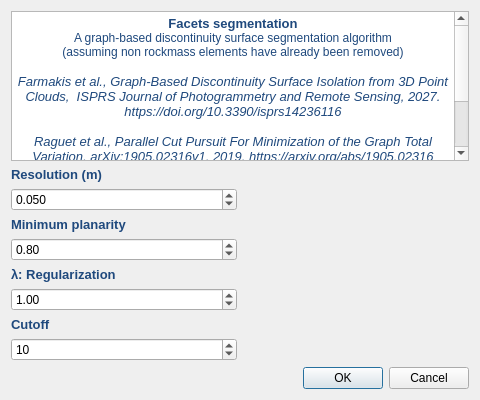
Qt form ui/qGAEDialog.ui (farmakis/qGAE) before a commit.
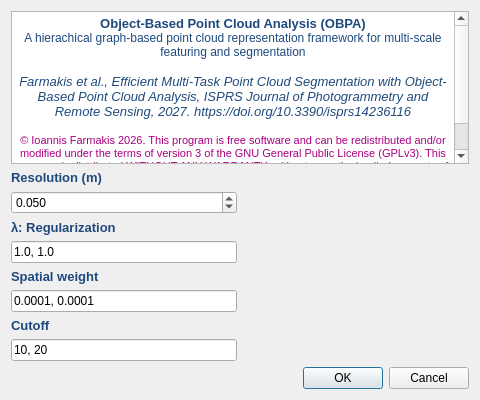
The same form after that commit. Icons and pictures are not drawn.

Commit message: update UI (support 2 levels)

What changed in the file:
```diff
--- a/ui/qGAEDialog.ui
+++ b/ui/qGAEDialog.ui
@@ -28,13 +28,10 @@
 &lt;html&gt;&lt;head&gt;&lt;meta name=&quot;qrichtext&quot; content=&quot;1&quot; /&gt;&lt;style type=&quot;text/css&quot;&gt;
 p, li { white-space: pre-wrap; }
 &lt;/style&gt;&lt;/head&gt;&lt;body style=&quot; font-family:'MS Shell Dlg 2'; font-size:8.25pt; font-weight:400; font-style:normal;&quot;&gt;
-&lt;p align=&quot;center&quot; style=&quot; margin-top:0px; margin-bottom:0px; margin-left:0px; margin-right:0px; -qt-block-indent:0; text-indent:0px; background-color:#ffffff;&quot;&gt;&lt;span style=&quot; font-family:'Calibri,sans-serif'; font-size:10pt; font-weight:600; color:#1f497d;&quot;&gt;Facets segmentation&lt;/span&gt;&lt;/p&gt;
-&lt;p align=&quot;center&quot; style=&quot; margin-top:0px; margin-bottom:0px; margin-left:0px; margin-right:0px; -qt-block-indent:0; text-indent:0px; background-color:#ffffff;&quot;&gt;&lt;span style=&quot; font-family:'Calibri,sans-serif'; font-size:9pt; font-weight:300; color:#1f497d;&quot;&gt;A graph-based discontinuity surface segmentation algorithm&lt;/span&gt;&lt;/p&gt;
-&lt;p align=&quot;center&quot; style=&quot; margin-top:0px; margin-bottom:0px; margin-left:0px; margin-right:0px; -qt-block-indent:0; text-indent:0px; background-color:#ffffff;&quot;&gt;&lt;span style=&quot; font-family:'Calibri,sans-serif'; font-size:9pt; font-weight:300; color:#1f497d;&quot;&gt;(assuming non rockmass elements have already been removed)&lt;/span&gt;&lt;/p&gt;
+&lt;p align=&quot;center&quot; style=&quot; margin-top:0px; margin-bottom:0px; margin-left:0px; margin-right:0px; -qt-block-indent:0; text-indent:0px; background-color:#ffffff;&quot;&gt;&lt;span style=&quot; font-family:'Calibri,sans-serif'; font-size:10pt; font-weight:600; color:#1f497d;&quot;&gt;Object-Based Point Cloud Analysis (OBPA)&lt;/span&gt;&lt;/p&gt;
+&lt;p align=&quot;center&quot; style=&quot; margin-top:0px; margin-bottom:0px; margin-left:0px; margin-right:0px; -qt-block-indent:0; text-indent:0px; background-color:#ffffff;&quot;&gt;&lt;span style=&quot; font-family:'Calibri,sans-serif'; font-size:9pt; font-weight:300; color:#1f497d;&quot;&gt;A hierachical graph-based point cloud representation framework for multi-scale featuring and segmentation&lt;/span&gt;&lt;/p&gt;
 &lt;p align=&quot;center&quot; style=&quot;-qt-paragraph-type:empty; margin-top:0px; margin-bottom:0px; margin-left:0px; margin-right:0px; -qt-block-indent:0; text-indent:0px; font-family:'Calibri,sans-serif'; font-size:10pt; font-style:italic; color:#1f497d; background-color:#ffffff;&quot;&gt;&lt;br /&gt;&lt;/p&gt;
-&lt;p align=&quot;center&quot; style=&quot; margin-top:0px; margin-bottom:0px; margin-left:0px; margin-right:0px; -qt-block-indent:0; text-indent:0px; background-color:#ffffff;&quot;&gt;&lt;span style=&quot; font-family:'Calibri,sans-serif'; font-size:10pt; font-style:italic; color:#1f497d;&quot;&gt;Farmakis et al., Graph-Based Discontinuity Surface Isolation from 3D Point Clouds,  ISPRS Journal of Photogrammetry and Remote Sensing, 2027. https://doi.org/10.3390/isprs14236116&lt;/span&gt;&lt;/p&gt;
-&lt;p align=&quot;center&quot; style=&quot;-qt-paragraph-type:empty; margin-top:0px; margin-bottom:0px; margin-left:0px; margin-right:0px; -qt-block-indent:0; text-indent:0px; font-family:'Calibri,sans-serif'; font-size:10pt; font-style:italic; color:#1f497d; background-color:#ffffff;&quot;&gt;&lt;br /&gt;&lt;/p&gt;
-&lt;p align=&quot;center&quot; style=&quot; margin-top:0px; margin-bottom:0px; margin-left:0px; margin-right:0px; -qt-block-indent:0; text-indent:0px; background-color:#ffffff;&quot;&gt;&lt;span style=&quot; font-family:'Calibri,sans-serif'; font-size:10pt; font-style:italic; color:#1f497d;&quot;&gt;Raguet et al., Parallel Cut Pursuit For Minimization of the Graph Total Variation, arXiv:1905.02316v1, 2019. https://arxiv.org/abs/1905.02316&lt;/span&gt;&lt;/p&gt;
+&lt;p align=&quot;center&quot; style=&quot; margin-top:0px; margin-bottom:0px; margin-left:0px; margin-right:0px; -qt-block-indent:0; text-indent:0px; background-color:#ffffff;&quot;&gt;&lt;span style=&quot; font-family:'Calibri,sans-serif'; font-size:10pt; font-style:italic; color:#1f497d;&quot;&gt;Farmakis et al., Efficient Multi-Task Point Cloud Segmentation with Object-Based Point Cloud Analysis, ISPRS Journal of Photogrammetry and Remote Sensing, 2027. https://doi.org/10.3390/isprs14236116&lt;/span&gt;&lt;/p&gt;
 &lt;p align=&quot;center&quot; style=&quot;-qt-paragraph-type:empty; margin-top:0px; margin-bottom:0px; margin-left:0px; margin-right:0px; -qt-block-indent:0; text-indent:0px; font-family:'Calibri,sans-serif'; font-size:10pt; font-style:italic; color:#1f497d; background-color:#ffffff;&quot;&gt;&lt;br /&gt;&lt;/p&gt;
 &lt;p align=&quot;center&quot; style=&quot; margin-top:0px; margin-bottom:0px; margin-left:0px; margin-right:0px; -qt-block-indent:0; text-indent:0px; background-color:#ffffff;&quot;&gt;&lt;span style=&quot; font-family:'MS Shell Dlg 2,serif'; font-size:8pt; color:#aa007f; background-color:#ffffff;&quot;&gt;© Ioannis Farmakis 2026. This program is free software and can be redistributed and/or modified under the terms of version 3 of the GNU General Public License (GPLv3). This program is distributed WITHOUT ANY WARRANTY; without even the implied warranty of MERCHANTABILITY or FITNESS FOR A PARTICULAR PURPOSE. See the GNU General Public License v3 for more details.&lt;/span&gt;&lt;/p&gt;&lt;/body&gt;&lt;/html&gt;</string>
      </property>
@@ -80,45 +77,6 @@
              </property>
             </spacer>
            </item>
-           <item>
-            <widget class="QLabel" name="label_planarity">
-             <property name="text">
-              <string>&lt;html&gt;&lt;head/&gt;&lt;body&gt;&lt;p&gt;&lt;span style=&quot; font-size:10pt; font-weight:600; color:#1f497d;&quot;&gt;Minimum planarity&lt;/span&gt;&lt;/p&gt;&lt;/body&gt;&lt;/html&gt;</string>
-             </property>
-            </widget>
-           </item>
-           <item>
-            <widget class="QDoubleSpinBox" name="doubleSpinBoxMinPlanarity">
-             <property name="decimals">
-              <number>2</number>
-             </property>
-             <property name="minimum">
-              <double>0.000000000000000</double>
-             </property>
-             <property name="maximum">
-              <double>1.000000000000000</double>
-             </property>
-             <property name="singleStep">
-              <double>0.050000000000000</double>
-             </property>
-             <property name="value">
-              <double>0.800000000000000</double>
-             </property>
-            </widget>
-           </item>
-           <item>
-            <spacer name="verticalSpacer_2">
-             <property name="orientation">
-              <enum>Qt::Vertical</enum>
-             </property>
-             <property name="sizeHint" stdset="0">
-              <size>
-               <width>20</width>
-               <height>20</height>
-              </size>
-             </property>
-            </spacer>
-           </item>
            <item>
             <widget class="QLabel" name="label_regularization">
              <property name="text">
@@ -127,18 +85,12 @@
             </widget>
            </item>
            <item>
-            <widget class="QDoubleSpinBox" name="doubleSpinBoxRegularization">
-             <property name="minimum">
-              <double>0.000000000000000</double>
+            <widget class="QLineEdit" name="lineEditRegularization">
+             <property name="toolTip">
+              <string>Comma-separated list (one value per level)</string>
              </property>
-             <property name="maximum">
-              <double>50.000000000000000</double>
-             </property>
-             <property name="singleStep">
-              <double>0.050000000000000</double>
-             </property>
-             <property name="value">
-              <double>1.000000000000000</double>
+             <property name="text">
+              <string>1.0, 1.0</string>
              </property>
             </widget>
            </item>
@@ -155,6 +107,36 @@
              </property>
             </spacer>
            </item>
+           <item>
+            <widget class="QLabel" name="label_spatialWeight">
+             <property name="text">
+              <string>&lt;html&gt;&lt;head/&gt;&lt;body&gt;&lt;p&gt;&lt;span style=&quot; font-size:10pt; font-weight:600; color:#1f497d;&quot;&gt;Spatial weight&lt;/span&gt;&lt;/p&gt;&lt;/body&gt;&lt;/html&gt;</string>
+             </property>
+            </widget>
+           </item>
+           <item>
+            <widget class="QLineEdit" name="lineEditSpatialWeight">
+             <property name="toolTip">
+              <string>Comma-separated list (one value per level)</string>
+             </property>
+             <property name="text">
+              <string>0.0001, 0.0001</string>
+             </property>
+            </widget>
+           </item>
+           <item>
+            <spacer name="verticalSpacer_2">
+             <property name="orientation">
+              <enum>Qt::Vertical</enum>
+             </property>
+             <property name="sizeHint" stdset="0">
+              <size>
+               <width>20</width>
+               <height>20</height>
+              </size>
+             </property>
+            </spacer>
+           </item>
            <item>
             <widget class="QLabel" name="label_cutoff">
              <property name="text">
@@ -163,15 +145,12 @@
             </widget>
            </item>
            <item>
-            <widget class="QSpinBox" name="spinBoxCutoff">
-             <property name="minimum">
-              <number>1</number>
+            <widget class="QLineEdit" name="lineEditCutoff">
+             <property name="toolTip">
+              <string>Comma-separated list (one value per level)</string>
              </property>
-             <property name="maximum">
-              <number>1000000</number>
-             </property>
-             <property name="value">
-              <number>10</number>
+             <property name="text">
+              <string>10, 20</string>
              </property>
             </widget>
            </item>
```
Left out of the diff: 4 changed lines with no effect on the pictures. The commit also changes 6 other files.
